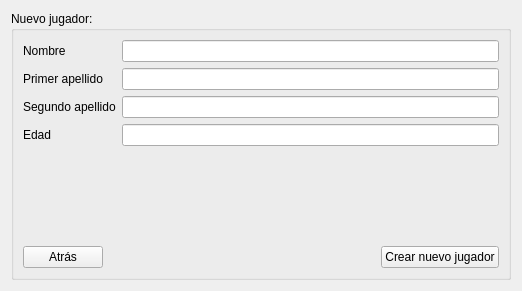
robocomp/robotherapy, file components/therapyManager/src/player.ui: the form before one commit.
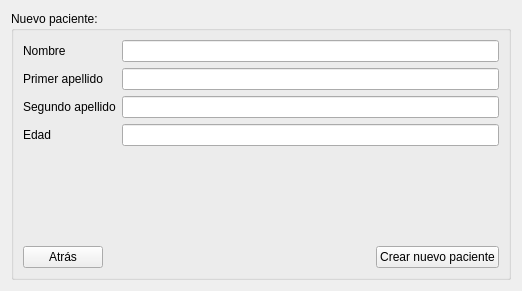
The form after the commit.

The edit to the form file:
```diff
--- a/components/therapyManager/src/player.ui
+++ b/components/therapyManager/src/player.ui
@@ -17,7 +17,7 @@
    <item>
     <widget class="QGroupBox" name="groupBox">
      <property name="title">
-      <string>Nuevo jugador:</string>
+      <string>Nuevo paciente:</string>
      </property>
      <layout class="QVBoxLayout" name="verticalLayout_2">
       <item>
@@ -102,7 +102,7 @@
         <item>
          <widget class="QPushButton" name="create_player_button">
           <property name="text">
-           <string>Crear nuevo jugador</string>
+           <string>Crear nuevo paciente</string>
           </property>
          </widget>
         </item>
```
Left out of the diff: 4 changed lines with no effect on the pictures.
